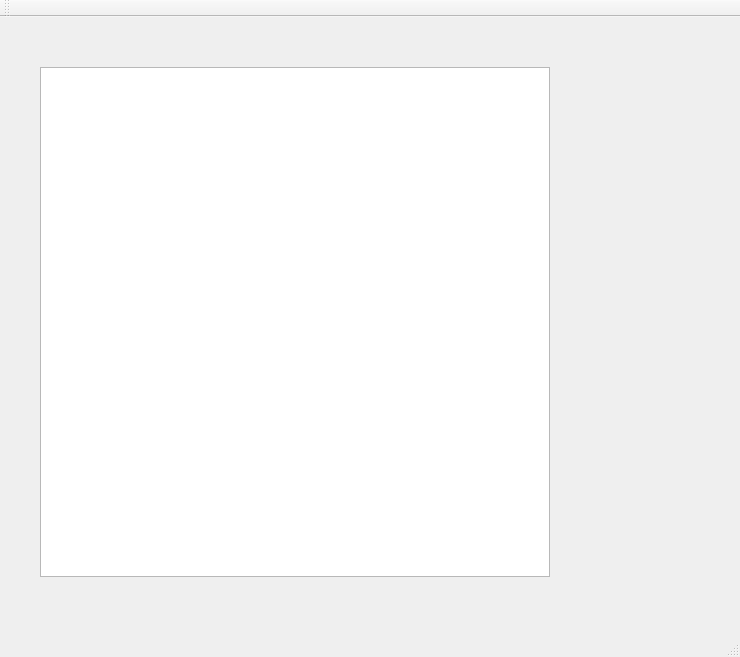
Above: Ludo.ui from iBlazerMan/Ludo before the change. Below: the same form after it.
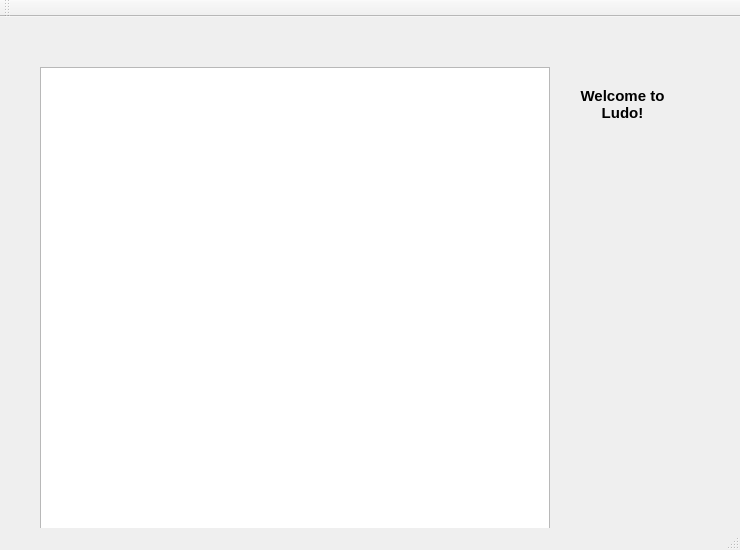
That is the form after the change.

```diff
--- a/Ludo.ui
+++ b/Ludo.ui
@@ -7,7 +7,7 @@
     <x>0</x>
     <y>0</y>
     <width>740</width>
-    <height>657</height>
+    <height>550</height>
    </rect>
   </property>
   <property name="windowTitle">
@@ -39,6 +39,31 @@
        </rect>
       </property>
      </widget>
+     <widget class="QLabel" name="interactionLog">
+      <property name="geometry">
+       <rect>
+        <x>530</x>
+        <y>30</y>
+        <width>105</width>
+        <height>200</height>
+       </rect>
+      </property>
+      <property name="font">
+       <font>
+        <pointsize>11</pointsize>
+        <bold>true</bold>
+       </font>
+      </property>
+      <property name="text">
+       <string>Welcome to Ludo!</string>
+      </property>
+      <property name="alignment">
+       <set>Qt::AlignHCenter|Qt::AlignTop</set>
+      </property>
+      <property name="wordWrap">
+       <bool>true</bool>
+      </property>
+     </widget>
     </widget>
    </widget>
   </widget>
```
